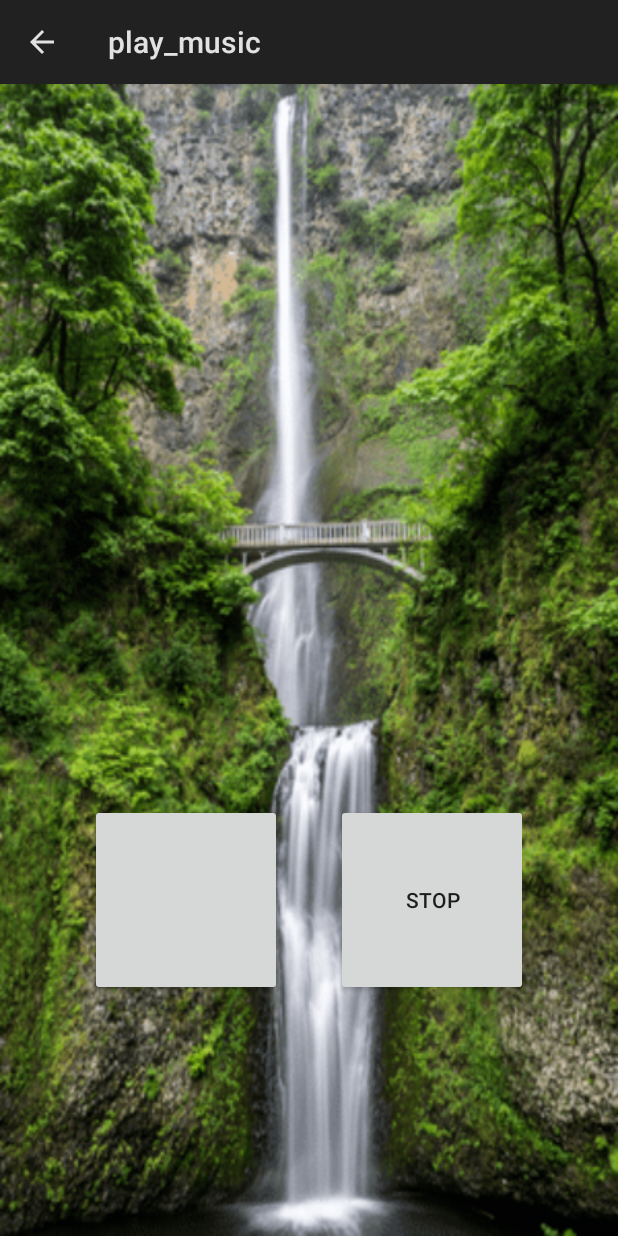
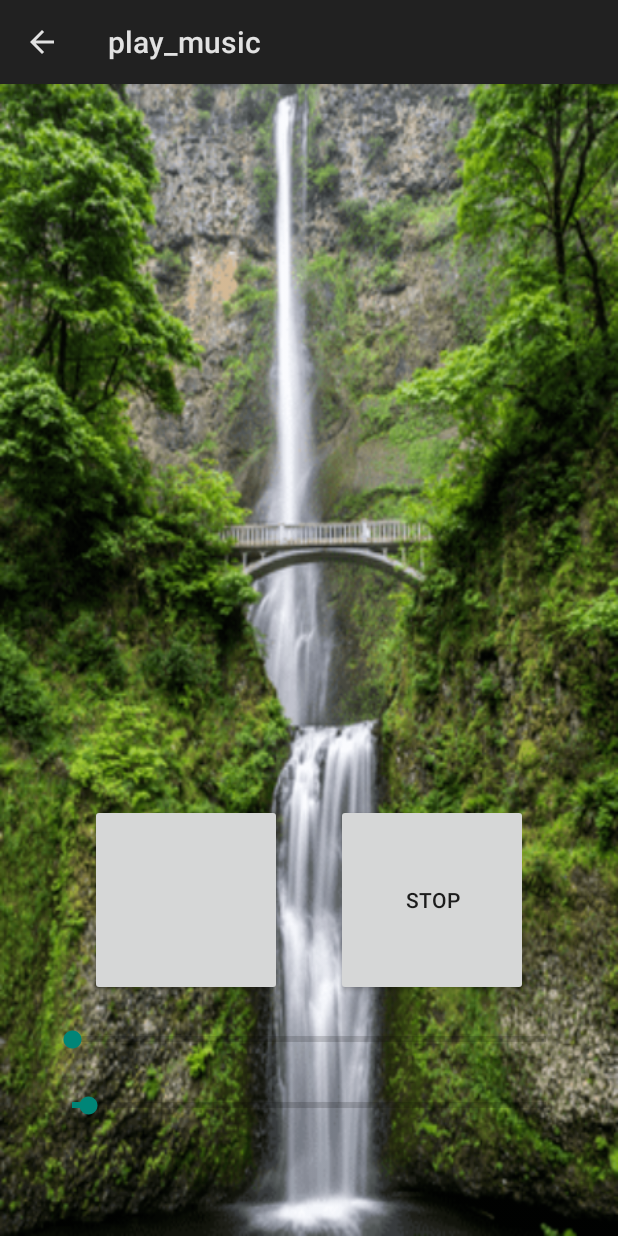
Before and after one commit to pawchi/MeditationMusic, an Android app: the screen it shows after launch (Play_music), after a tap on "Lake", on a phone screen of 412 x 824 dp. Run offline under Robolectric (Android 15) with nearby library versions, the phone set to English and light mode, and no system bars.

Commit message:
new Layout

```diff
--- a/app/src/main/java/org/chilon/meditationmusic/MainActivity.java
+++ b/app/src/main/java/org/chilon/meditationmusic/MainActivity.java
@@ -21,6 +21,7 @@ public class MainActivity extends Activity {
         lst = (ListView) findViewById(R.id.listview);
         CustomListView customListView=new CustomListView(this,musicType,musicDescription,image);
         lst.setAdapter(customListView);
+        lst.setBackgroundResource(R.drawable.customshape);
 
         lst.setOnItemClickListener(new AdapterView.OnItemClickListener() {
             @Override
--- a/app/src/main/java/org/chilon/meditationmusic/Play_music.java
+++ b/app/src/main/java/org/chilon/meditationmusic/Play_music.java
@@ -1,47 +1,132 @@
 package org.chilon.meditationmusic;
 
+import android.media.AudioManager;
 import android.media.MediaPlayer;
 import android.os.Bundle;
 import android.app.Activity;
+import android.os.Handler;
+import android.provider.MediaStore;
 import android.view.View;
 import android.widget.Button;
+import android.widget.SeekBar;
 
-public class Play_music extends Activity {
+public class Play_music extends Activity  {
 
-    Button startButton;
     Button stopButton;
     MediaPlayer mdx;
+    SeekBar skb;
+    SeekBar skvolume;
+    AudioManager audioManager;
+    Handler handler;
+    Runnable runnable;
 
     @Override
     protected void onCreate(Bundle savedInstanceState) {
         super.onCreate(savedInstanceState);
         setContentView(R.layout.activity_play_music);
         getActionBar().setDisplayHomeAsUpEnabled(true);
+        skb=(SeekBar) findViewById(R.id.seekbar);
+        handler=new Handler();
 
-        startButton = (Button) findViewById(R.id.playid);
         stopButton = (Button) findViewById(R.id.stopid);
+        stopButton.setText("stop");
         mdx = MediaPlayer.create(Play_music.this,R.raw.pani_lansienka);
-        mdx.start();
 
-        //final MediaPlayer paniL = MediaPlayer.create(this,R.raw.pani_lansienka);
-        //Button button = (Button) findViewById(R.id.playid);
+        /*SeekBar Volume
+        skvolume = (SeekBar) findViewById(R.id.seekVolume);
+        int maxV = audioManager.getStreamMaxVolume(AudioManager.STREAM_MUSIC); //po dodaniu tego cały widok przestaje być wodoczny
+        int curV = audioManager.getStreamVolume(AudioManager.STREAM_MUSIC);
+        skvolume.setMax(maxV);
+        skvolume.setProgress(curV);
 
+        skvolume.setOnSeekBarChangeListener(new SeekBar.OnSeekBarChangeListener() {
+            @Override
+            public void onProgressChanged(SeekBar seekBar, int progress, boolean fromUser) {
+                audioManager.setStreamVolume(AudioManager.STREAM_MUSIC,progress,0);
+            }
+            @Override
+            public void onStartTrackingTouch(SeekBar seekBar) {
 
+            }
+            @Override
+            public void onStopTrackingTouch(SeekBar seekBar) {
 
-        startButton.setOnClickListener(new View.OnClickListener() {
+            }
+        });*/
+
+        //Button
+        stopButton.setOnClickListener(new View.OnClickListener() {
             @Override
             public void onClick(View v) {
+                if(stopButton.getText()== "stop") {
+                    stopButton.setText("play");
+                    mdx.pause();
+                    mdx = MediaPlayer.create(Play_music.this, R.raw.pani_lansienka);
+                    System.out.println("Status mdx jest: "+mdx.getCurrentPosition());
+                } else {
+                    stopButton.setText("stop");
+                    mdx.start();
+                }
+            }
+        });
+
+        //SeekBar
+        mdx.setOnPreparedListener(new MediaPlayer.OnPreparedListener() {
+            @Override
+            public void onPrepared(MediaPlayer mp) {
+                skb.setMax(mdx.getDuration());
+                playCycle();
                 mdx.start();
             }
         });
 
-        stopButton.setOnClickListener(new View.OnClickListener() {
+        skb.setOnSeekBarChangeListener(new SeekBar.OnSeekBarChangeListener() {
             @Override
-            public void onClick(View v) {
-                mdx.stop();
-                mdx = MediaPlayer.create(Play_music.this,R.raw.pani_lansienka);
+            public void onProgressChanged(SeekBar seekBar, int progress, boolean input) {
+                if(input){
+                    mdx.seekTo(progress);
+                }
+            }
+            @Override
+            public void onStartTrackingTouch(SeekBar seekBar) {
+
+            }
+            @Override
+            public void onStopTrackingTouch(SeekBar seekBar) {
+
             }
         });
     }
 
+    public void playCycle(){
+        skb.setProgress(mdx.getCurrentPosition());
+
+        if(mdx.isPlaying()){
+            runnable=new Runnable() {
+                @Override
+                public void run() {
+                    playCycle();
+                }
+            };
+            handler.postDelayed(runnable,1000);
+        }
+    }
+
+    @Override
+    protected void onResume(){
+        super.onResume();
+        mdx.start();
+    }
+    @Override
+    protected void onPause(){
+        super.onPause();
+        mdx.pause();
+    }
+
+    @Override
+    protected void onDestroy(){
+        super.onDestroy();
+        mdx.release();
+        handler.removeCallbacks(runnable);
+    }
 }
--- /dev/null
+++ b/app/src/main/res/drawable-xhdpi/drawable.xml
@@ -0,0 +1,4 @@
+<?xml version="1.0" encoding="utf-8"?>
+<selector xmlns:android="http://schemas.android.com/apk/res/android">
+
+</selector>
--- /dev/null
+++ b/app/src/main/res/drawable/customshape.xml
@@ -0,0 +1,20 @@
+<?xml version="1.0" encoding="utf-8"?>
+<shape
+    xmlns:android="http://schemas.android.com/apk/res/android">
+    <!--android:shape="rectangle"-->
+
+
+    <gradient
+        android:startColor="@color/colorPrimary"
+        android:endColor="@color/colorPrimary"
+        android:angle="270"/>
+
+    <corners
+
+        android:bottomRightRadius="15dp"
+        android:bottomLeftRadius="15dp"
+        android:topLeftRadius="15dp"
+        android:topRightRadius="15dp"/>
+
+
+</shape>
--- a/app/src/main/res/layout/activity_play_music.xml
+++ b/app/src/main/res/layout/activity_play_music.xml
@@ -29,4 +29,32 @@
         app:layout_constraintTop_toTopOf="parent"
         app:layout_constraintVertical_bias="0.75"
         android:text="@string/stop"/>
+
+
+    <SeekBar
+        android:id="@+id/seekbar"
+        style="?android:attr/progressBarStyleHorizontal"
+        android:layout_width="match_parent"
+        android:layout_height="wrap_content"
+        android:layout_marginEnd="32dp"
+        android:layout_marginStart="32dp"
+        android:layout_marginTop="64dp"
+        app:layout_constraintEnd_toEndOf="parent"
+        app:layout_constraintHorizontal_bias="0.0"
+        app:layout_constraintStart_toStartOf="parent"
+        app:layout_constraintTop_toBottomOf="@+id/playid" />
+
+    <SeekBar
+        android:id="@+id/seekVolume"
+        style="?android:attr/progressBarStyleHorizontal"
+        android:layout_width="match_parent"
+        android:layout_height="wrap_content"
+        android:layout_marginEnd="32dp"
+        android:layout_marginStart="32dp"
+        android:layout_marginTop="20dp"
+        app:layout_constraintEnd_toEndOf="parent"
+        app:layout_constraintHorizontal_bias="0.0"
+        app:layout_constraintStart_toStartOf="parent"
+        app:layout_constraintTop_toBottomOf="@+id/stopid" />
+
 </android.support.constraint.ConstraintLayout>
--- a/app/src/main/res/values/strings.xml
+++ b/app/src/main/res/values/strings.xml
@@ -6,4 +6,5 @@
     <string name="title_activity_play_music">play_music</string>
     <string name="play">play</string>
     <string name="stop">stop</string>
+    <string name="title_id">MUZYKA MEDYTACYJNA</string>
 </resources>
```
Also changed, not shown: app/src/main/res/layout/activity_main.xml (+22 -4 lines), app/src/main/res/layout/listview_layout.xml (+7 -10 lines), app/src/main/res/drawable/background_main.png (added).
